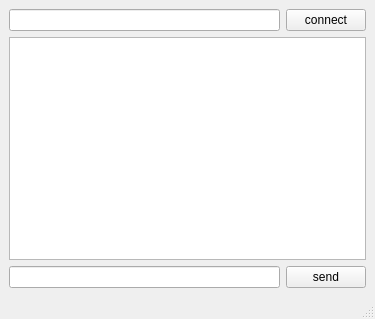
Above: mainwindow.ui from prachpv/TCPClient before the change. Below: the same form after it.
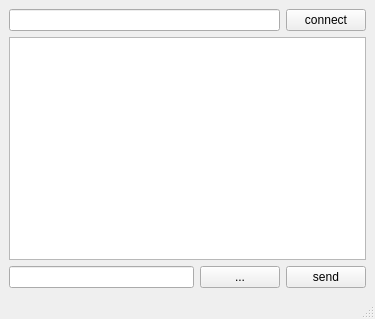
That is the form after the change.

Diff of the .ui file:
```diff
--- a/mainwindow.ui
+++ b/mainwindow.ui
@@ -39,6 +39,13 @@
         <item>
          <widget class="QLineEdit" name="message"/>
         </item>
+        <item>
+         <widget class="QPushButton" name="pushButton">
+          <property name="text">
+           <string>...</string>
+          </property>
+         </widget>
+        </item>
         <item>
          <widget class="QPushButton" name="send">
           <property name="text">
```
Left out of the diff: 2 changed lines with no effect on the pictures.
